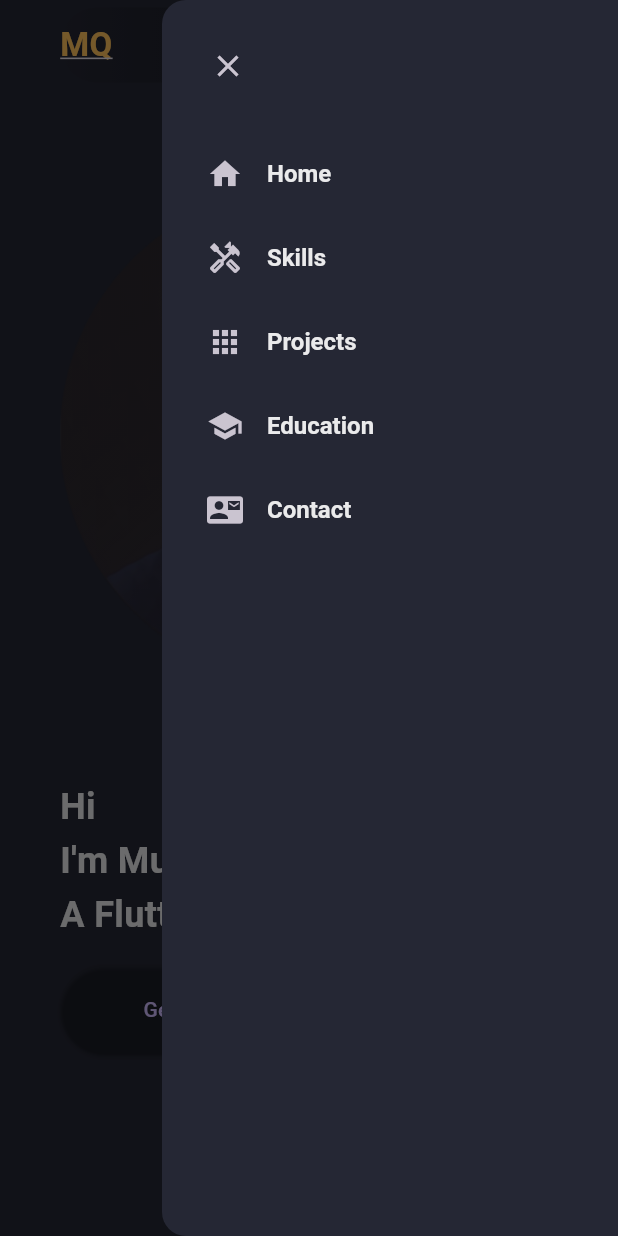
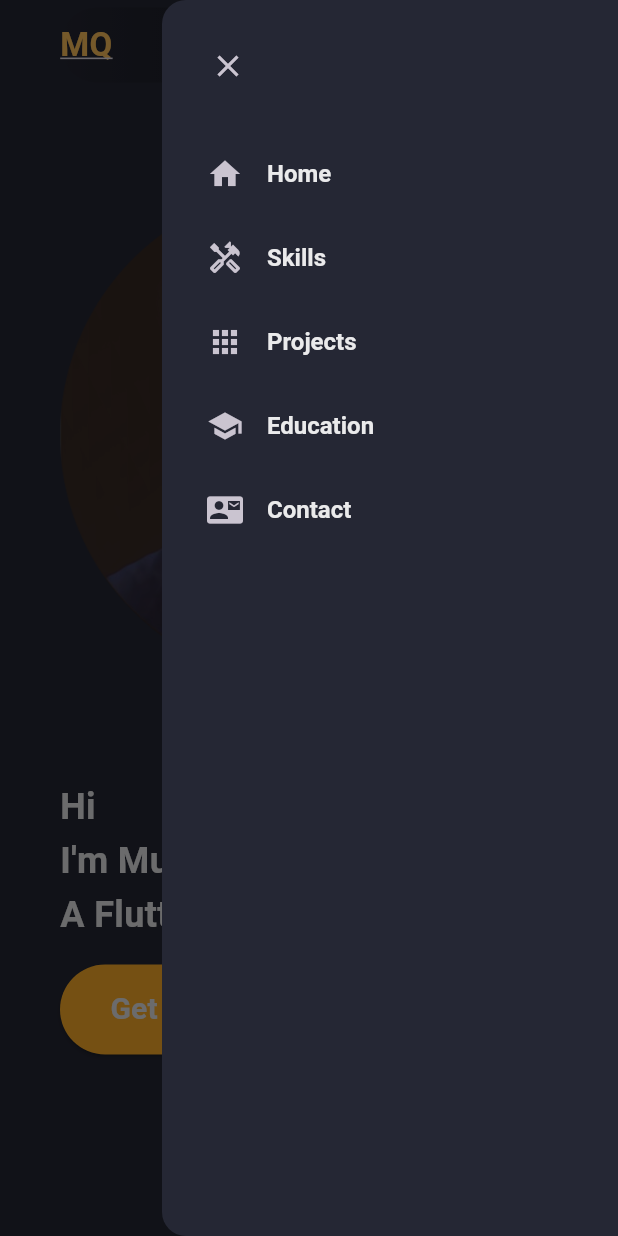
Before and after one commit to muazam1/my_portfolio, a Flutter app: the screen it shows after launch, in the side drawer, after a tap on "Get in Touch", on a phone screen of 412 x 824 dp. Run offline on Flutter 3.47's test engine with Material 3 defaults, Android fonts, the phone set to English and light mode, and no system bars; missing offline and left inert: dart:js.

Commit message:
This is my portfolio app editedd

```diff
--- a/my_portfolio/analysis_options.yaml
+++ b/my_portfolio/analysis_options.yaml
@@ -7,6 +7,9 @@
 
 # The following line activates a set of recommended lints for Flutter apps,
 # packages, and plugins designed to encourage good coding practices.
+analyzer:
+  errors:
+    avoid_web_libraries_in_flutter: ignore
 include: package:flutter_lints/flutter.yaml
 
 linter:
--- a/my_portfolio/lib/constants/educaton.dart
+++ b/my_portfolio/lib/constants/educaton.dart
@@ -1,4 +1,4 @@
-import 'package:flutter/cupertino.dart';
+
 import 'package:flutter/material.dart';
 
 const List<Map>  mfsc=[
--- a/my_portfolio/lib/main.dart
+++ b/my_portfolio/lib/main.dart
@@ -1,6 +1,4 @@
 import 'package:flutter/material.dart';
-import 'package:my_portfolio/widgets/education_section.dart';
-
 import 'pages/home_page.dart';
 
 void main() {
--- a/my_portfolio/lib/styles/style.dart
+++ b/my_portfolio/lib/styles/style.dart
@@ -1,6 +1,5 @@
 
 
-import 'package:flutter/cupertino.dart';
 import 'package:flutter/material.dart';
 
 import '../constants/colors.dart';
--- a/my_portfolio/lib/widgets/contact_section.dart
+++ b/my_portfolio/lib/widgets/contact_section.dart
@@ -3,7 +3,8 @@ import 'package:my_portfolio/constants/size.dart';
 
 import '../constants/colors.dart';
 import 'custom_text_field.dart';
-import 'dart:js' as js;
+// ignore: avoid_web_libraries_in_flutter
+import "dart:js" as js;
 class ContactSection extends StatelessWidget {
   const ContactSection({super.key});
 
@@ -39,7 +40,7 @@ class ContactSection extends StatelessWidget {
             constraints: const BoxConstraints(
               maxWidth: 700,
             ),
-            child: CustomTextField(
+            child:const CustomTextField(
               hintText: "Your Message",
               maxLine: 16,
             ),
@@ -116,7 +117,7 @@ class ContactSection extends StatelessWidget {
     );
   }
   Row buildNameEmailTextFieldDesktop (){
-    return Row(
+    return const Row(
       children: [
         //Name
         Flexible(
@@ -134,7 +135,7 @@ class ContactSection extends StatelessWidget {
     );
   }
    Column buildNameEmailTextFieldMobile (){
-    return Column(
+    return const Column(
       children: [
         //Name
         Flexible(
--- a/my_portfolio/lib/widgets/education_section.dart
+++ b/my_portfolio/lib/widgets/education_section.dart
@@ -7,9 +7,9 @@ class EducationSection extends StatelessWidget {
 
   @override
   Widget build(BuildContext context) {
-    final screenwidth = MediaQuery.of(context).size.width;
+    final screenWidth = MediaQuery.of(context).size.width;
     return Container(
-        width: screenwidth,
+        width: screenWidth,
         clipBehavior: Clip.antiAlias,
         decoration: BoxDecoration(
           color: CustomColors.scaffoldBg,
@@ -17,14 +17,13 @@ class EducationSection extends StatelessWidget {
         ),
         child:Padding(
           padding: const EdgeInsets.fromLTRB(0,50,0,20),
-          child: Flexible(
           child: Column(
             crossAxisAlignment: CrossAxisAlignment.center,
             children: [
-                Row(
+            const  Row(
                 mainAxisAlignment: MainAxisAlignment.center,
                 children: [
-                    const Text("Education",style: TextStyle(fontSize: 50,
+                   Text("Education",style: TextStyle(fontSize: 50,
                       fontWeight: FontWeight.bold,
                       color: CustomColors.whitePrimary
                   ),),
@@ -33,7 +32,7 @@ class EducationSection extends StatelessWidget {
               ),
             for(int i=0;i<mfsc.length;i++)
           Container(
-                         width:  screenwidth,
+                       width:  screenWidth,
             decoration: BoxDecoration(
               color: CustomColors.bgLight2,
               borderRadius: BorderRadius.circular(100),
@@ -55,7 +54,6 @@ class EducationSection extends StatelessWidget {
           ),
             ],
           ),
-          ),
         )
 
       );
--- a/my_portfolio/lib/widgets/main_mobile.dart
+++ b/my_portfolio/lib/widgets/main_mobile.dart
@@ -14,42 +14,33 @@ class MainMobile extends StatelessWidget {
       margin: const EdgeInsets.symmetric(horizontal: 40,vertical: 30),
       height: screenHeight,
       constraints:const BoxConstraints(
-        minHeight: 650.0,
+        minHeight: 750.0,
       ),
       child: Column(
         mainAxisAlignment: MainAxisAlignment.start,
         crossAxisAlignment: CrossAxisAlignment.start,
         children: [
-          ShaderMask(
-            shaderCallback: (bounds){
-              return  LinearGradient(colors: [
-                CustomColors.scaffoldBg.withOpacity(0.6),
-                CustomColors.scaffoldBg.withOpacity(0.6),
-              ]).createShader(bounds);
-            },
-            blendMode: BlendMode.srcATop,
-            child: Image.asset(
+           Image.asset(
               "assets/pic.png",
               width: screenWidth,
               height: 400,
             ),
+          const SizedBox(height: 30,),
+          Container(
+            width: screenWidth,
+            child: const Text("Hi\nI'm Muazam Qayyum\nA Flutter Developer",
+              style:  TextStyle(
+                  height: 1.5,
+                  fontSize: 24,fontWeight: FontWeight.bold,color: CustomColors.whitePrimary),),
           ),
-          const SizedBox(height: 30,),
-          const Text("Hi\nI'm Muazam Qayyum\nA Flutter Developer",
-            style:  TextStyle(
-                height: 1.5,
-                fontSize: 24,fontWeight: FontWeight.bold,color: CustomColors.whitePrimary),),
           const SizedBox(height: 15,),
           SizedBox(
-            width: 190,
+            width: 180,
             height: 60,
             child: ElevatedButton(
-              style:const ButtonStyle(
-                backgroundColor: WidgetStateColor.transparent,
-
-              ),
+              style: ElevatedButton.styleFrom(backgroundColor: CustomColors.yellowPrimary),
               onPressed: (){},
-              child:const Text("Get in Touch"),),
+              child:const Text("Get in Touch",style: TextStyle(fontSize: 20,fontWeight: FontWeight.bold,color: CustomColors.whitePrimary),),),
 
           )],
       ),
--- a/my_portfolio/lib/widgets/projects_card_widgets.dart
+++ b/my_portfolio/lib/widgets/projects_card_widgets.dart
@@ -10,9 +10,6 @@ final ProjectUtils project;
 
   @override
   Widget build(BuildContext context) {
-    final screenSize = MediaQuery.of(context).size;
-    final screenWidth = screenSize.width;
-    final screenHeight = screenSize.height;
     return Container(
             clipBehavior: Clip.antiAlias,
             height: 290,
@@ -28,7 +25,7 @@ final ProjectUtils project;
 //Title
                  Padding(
                   padding: const EdgeInsets.fromLTRB(12,15,12,12),
-                  child: Text(project.title,style: TextStyle(
+                  child: Text(project.title,style:const TextStyle(
                     fontWeight: FontWeight.w600,
                     color: CustomColors.whitePrimary,
                   ),),
@@ -37,7 +34,7 @@ final ProjectUtils project;
                 Padding(
                   padding: const EdgeInsets.fromLTRB(12, 0, 12, 12),
                   child: Text(
-                    project.subtitle,style: TextStyle(
+                    project.subtitle,style:const TextStyle(
                     fontSize: 12,
                     color: CustomColors.whiteSecondary,
                   ),),
```
Lines whose indentation alone changed are shown as unchanged.
